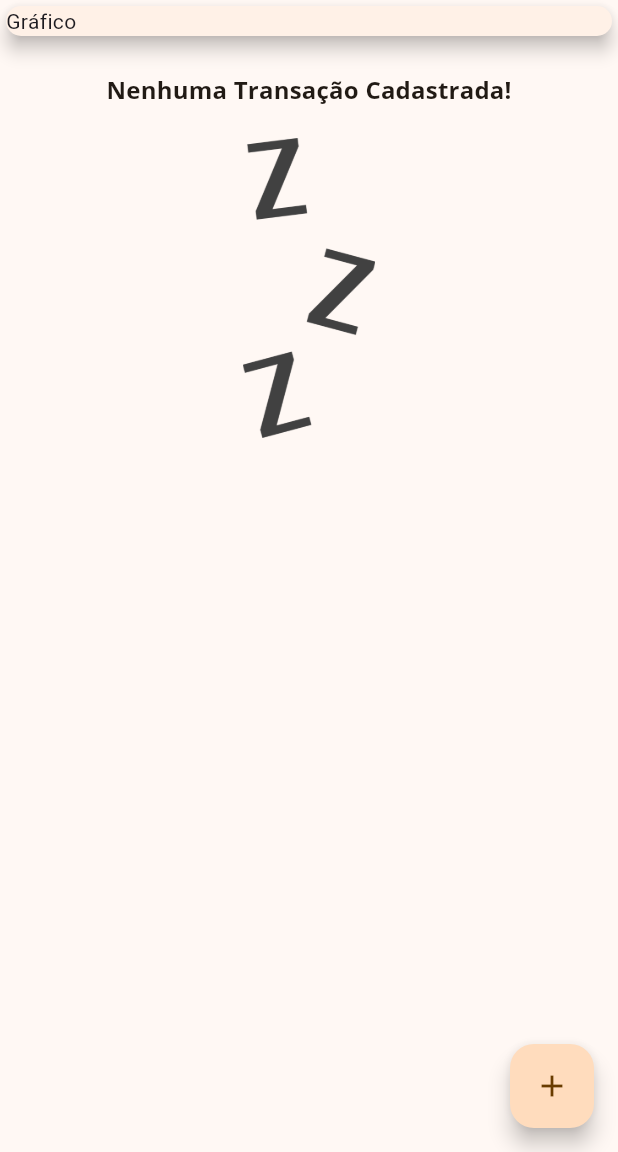
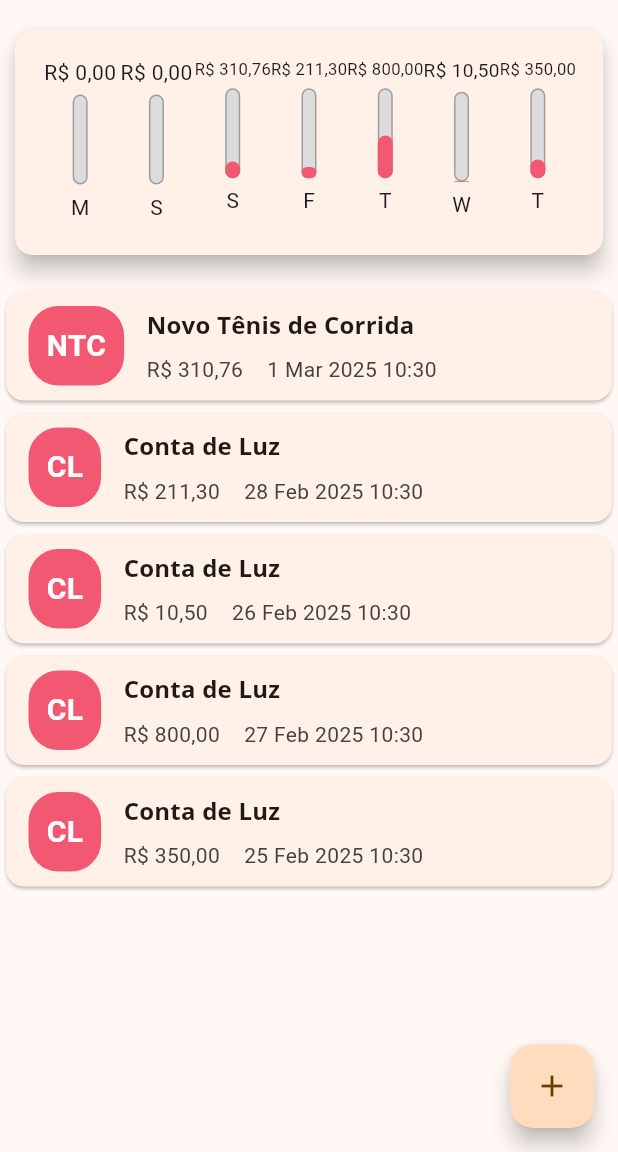
Before and after one commit to IsaiasFernandes/expenses_flutter, a Flutter app: the screen it shows after launch, on a phone screen of 412 x 824 dp, the part 84-1236 px from its top. Run offline on Flutter 3.47's test engine with Material 3 defaults, Android fonts, the phone set to English and light mode, and no system bars; our stand-ins replace flutter_multi_formatter.

Commit message:
adicionando list chart

```diff
--- a/lib/presentation/viewmodels/transactionViewmodel.dart
+++ b/lib/presentation/viewmodels/transactionViewmodel.dart
@@ -6,9 +6,12 @@ import '../../domain/models/transaction.dart';
 
 class TransactionViewModel extends ChangeNotifier {
 
-  final List<Transaction> _transactions = [/*
-    Transaction(id: 'T1', title: 'Novo Tênis de Corrida', value: 310.76, date: DateTime.now()),
-    Transaction(id: 'T2', title: 'Conta de Luz', value: 211.30, date: DateTime.now())*/
+  final List<Transaction> _transactions = [
+    Transaction(id: 'T1', title: 'Novo Tênis de Corrida', value: 310.76, date: DateTime.now().subtract(Duration(days: 2))),
+    Transaction(id: 'T2', title: 'Conta de Luz', value: 211.30, date: DateTime.now().subtract(Duration(days: 3))),
+    Transaction(id: 'T3', title: 'Conta de Luz', value: 10.50, date: DateTime.now().subtract(Duration(days: 5))),
+    Transaction(id: 'T4', title: 'Conta de Luz', value: 800.00, date: DateTime.now().subtract(Duration(days: 4))),
+    Transaction(id: 'T5', title: 'Conta de Luz', value: 350.00, date: DateTime.now().subtract(Duration(days: 6)))
   ];
   List<Transaction> get transactions => _transactions;
 
@@ -23,4 +26,24 @@ class TransactionViewModel extends ChangeNotifier {
     _transactions.add(newTransaction);
     notifyListeners();
   }
+
+  List<Transaction> get recentTransations {
+    return transactions.where((tr) {
+      return tr.date.isAfter(DateTime.now().subtract(Duration(days: 7),
+      ));
+    }).toList();
+  }
+
+  double calculateSumTransactionsOnDate(DateTime data) {
+    List<Transaction> transacoesFiltradas = recentTransations.where((transacao) {
+      return transacao.date.day == data.day &&
+          transacao.date.month == data.month &&
+          transacao.date.year == data.year;
+    }).toList();
+
+    // Calcula a soma dos valores das transações filtradas
+    return transacoesFiltradas.isEmpty
+        ? 0.00
+        : transacoesFiltradas.map((transacao) => transacao.value).reduce((valueA, valueB) => valueA + valueB);
+  }
 }
--- a/lib/presentation/views/home/card/cardAdpter.dart
+++ b/lib/presentation/views/home/card/cardAdpter.dart
@@ -26,6 +26,7 @@ class CardAdapter extends Card {
             margin: EdgeInsets.symmetric(horizontal: 15, vertical: 10),
             decoration: BoxDecoration(
               border: Border.all(color: Theme.of(context).primaryColor, width: 2),
+              borderRadius: BorderRadius.circular(20),
               color: Color(AppColors.colorPrimary),
             ),
             padding: EdgeInsets.all(10),
--- /dev/null
+++ b/lib/presentation/views/home/chart/chart.dart
@@ -0,0 +1,65 @@
+import 'dart:core';
+
+import 'package:expenses/domain/models/transaction.dart';
+import 'package:expenses/presentation/views/home/chart/chartBar.dart';
+import 'package:flutter/material.dart';
+import 'package:intl/intl.dart';
+import 'package:provider/provider.dart';
+
+import '../../../viewmodels/transactionViewmodel.dart';
+
+class Chart extends StatelessWidget {
+  final List<Transaction> recentTransaction;
+
+  const Chart(this.recentTransaction, {Key? key}) : super(key: key);
+
+  List<Map<String, dynamic>> groupedTransactions(BuildContext context) {
+    return List.generate(7, (index) {
+      final weekDay = DateTime.now().subtract(Duration(days: index));
+
+      final viewModel = Provider.of<TransactionViewModel>(
+        context,
+        listen: false,
+      );
+
+      return {
+        'day': DateFormat.E().format(weekDay)[0],
+        'value': viewModel.calculateSumTransactionsOnDate(weekDay),
+      };
+    });
+  }
+
+  double weekTotalValue(BuildContext context) {
+    return groupedTransactions(context).fold(0.0, (sum, tr) {
+      return sum + tr['value'];
+    });
+  }
+
+  @override
+  Widget build(BuildContext context) {
+    final transactionsCard = groupedTransactions(context);
+    return Card(
+      elevation: 6,
+      margin: EdgeInsets.symmetric(vertical: 20, horizontal: 10),
+      child: Container(
+        height: 150,
+        padding: EdgeInsets.all(10),
+        child: Padding(
+          padding: const EdgeInsets.all(8.0),
+          child: Row(
+            mainAxisAlignment: MainAxisAlignment.spaceAround,
+            children: transactionsCard.map((tr) {
+              return Expanded(
+                child: ChartBar(
+                  label: tr['day'].toString(),
+                  value: tr['value'],
+                  percentage: weekTotalValue(context) == 0 ? 0 : tr['value'] / weekTotalValue(context),
+                ),
+              );
+            }).toList(),
+          ),
+        ),
+      ),
+    );
+  }
+}
--- /dev/null
+++ b/lib/presentation/views/home/chart/chartBar.dart
@@ -0,0 +1,53 @@
+import 'package:flutter/cupertino.dart';
+import 'package:flutter/material.dart';
+
+import '../../../../utils/CardUtils.dart';
+
+class ChartBar extends StatelessWidget {
+  final String label;
+  final double value;
+  final double percentage;
+
+  ChartBar({
+    required this.label,
+    required this.value,
+    required this.percentage,
+  });
+
+  @override
+  Widget build(BuildContext context) {
+    return Column(
+      children: [
+        FittedBox(child: Text(formatValue(value))),
+        SizedBox(height: 5),
+        Container(
+          width: 10,
+          height: 60,
+          child: Stack(
+            alignment: Alignment.bottomCenter,
+            children: [
+              Container(
+                decoration: BoxDecoration(
+                  border: Border.all(color: Colors.grey, width: 1.0),
+                  borderRadius: BorderRadius.circular(5),
+                  color: Color.fromRGBO(220, 220, 220, 1),
+                ),
+              ),
+              FractionallySizedBox(
+                heightFactor: percentage,
+                child: Container(
+                  decoration: BoxDecoration(
+                    borderRadius: BorderRadius.circular(5),
+                    color: Theme.of(context).primaryColor,
+                  ),
+                ),
+              ),
+            ],
+          ),
+        ),
+        SizedBox(height: 5),
+        Text(label),
+      ],
+    );
+  }
+}
--- a/lib/presentation/views/home/myHomePage.dart
+++ b/lib/presentation/views/home/myHomePage.dart
@@ -1,4 +1,5 @@
 import 'package:expenses/presentation/viewmodels/transactionViewmodel.dart';
+import 'package:expenses/presentation/views/home/chart/chart.dart';
 import 'package:expenses/presentation/views/home/form/transactionInputForm.dart';
 import 'package:flutter/material.dart';
 import 'package:provider/provider.dart';
@@ -45,9 +46,10 @@ class _MyHomePage extends State<MyHomePage> {
         child: Column(
           mainAxisSize: MainAxisSize.min,
           children: <Widget>[
-            Container(
-              width: double.infinity,
-              child: Card(child: Text('Gráfico'), elevation: 5),
+            Consumer<TransactionViewModel>(
+              builder: (context, viewModel, child) {
+                return Chart(viewModel.recentTransations);
+              },
             ),
             Consumer<TransactionViewModel>(
               builder: (context, viewModel, child) {
```
